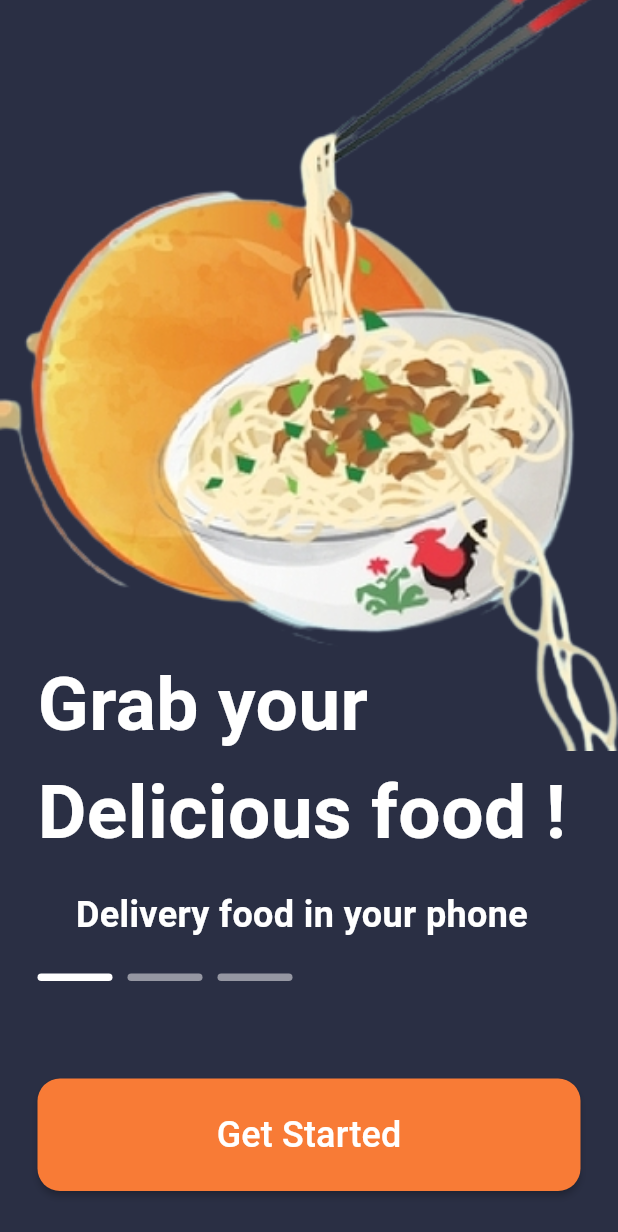
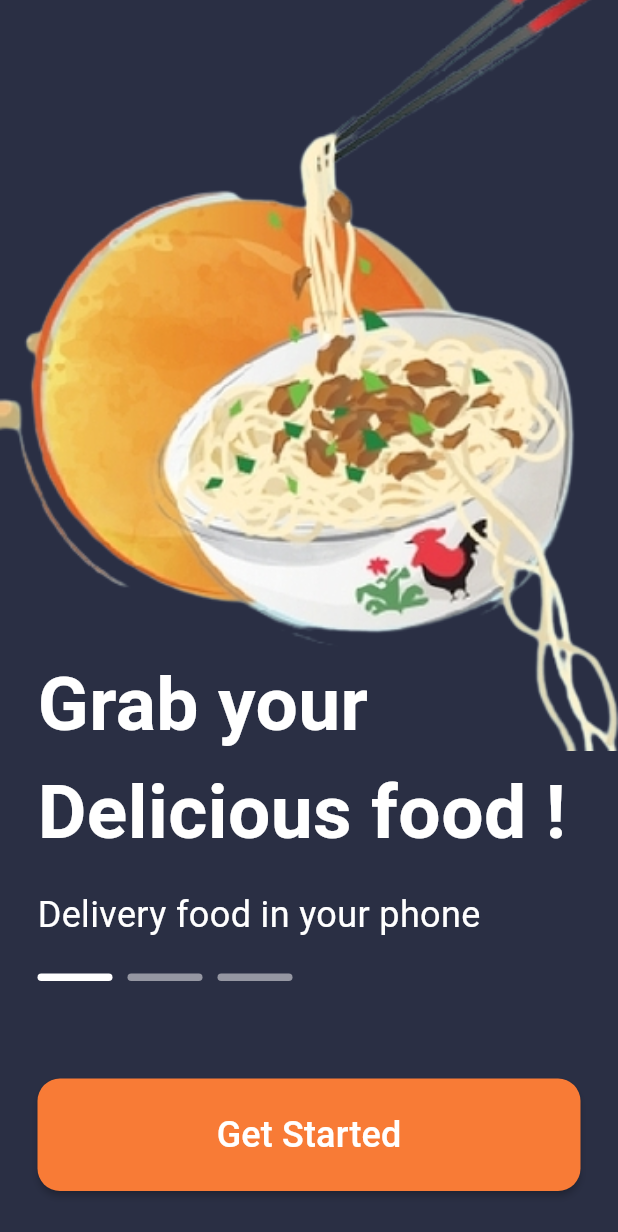
Before and after one commit to ariba1039/flutter_food_delivery_app, a Flutter app: the screen it shows after launch, on a phone screen of 412 x 824 dp. Shown: the top 1232 px of the screen. Run offline on Flutter 3.47's test engine with Material 3 defaults, Android fonts, the phone set to English and light mode, and no system bars; our stand-ins replace animate_do.

```diff
--- a/lib/view/onboard_screen.dart
+++ b/lib/view/onboard_screen.dart
@@ -2,6 +2,7 @@ import 'package:animate_do/animate_do.dart';
 import 'package:flutter/material.dart';
 import 'package:flutter_food_delivery_app/model/onboard_model.dart';
 import 'package:flutter_food_delivery_app/utils/app_colors.dart';
+import 'package:flutter_food_delivery_app/view/main_screen.dart';
 
 class OnboardScreen extends StatefulWidget {
   const OnboardScreen({super.key});
@@ -29,12 +30,13 @@ class _OnboardScreenState extends State<OnboardScreen> {
             itemBuilder: (context, index) {
               return Stack(
                 children: [
+                  // for image
                   Positioned(
                     top: -70,
                     left: 0,
                     right: 0,
                     child: FadeInDown(
-                        delay: Duration(milliseconds: 500),
+                      delay: const Duration(milliseconds: 500),
                       child: Image.asset(
                         onboards[index].image,
                         width: 600,
@@ -46,12 +48,11 @@ class _OnboardScreenState extends State<OnboardScreen> {
                   Positioned(
                     top: MediaQuery.of(context).size.height / 1.9,
                     child: FadeInUp(
-                        delay: Duration(milliseconds: 500),
+                      delay: const Duration(milliseconds: 500),
                       child: Padding(
-                          padding: const EdgeInsets.symmetric(
-                            horizontal: 25,
-                          ),
+                        padding: const EdgeInsets.symmetric(horizontal: 25),
                         child: Column(
+                          crossAxisAlignment: CrossAxisAlignment.start,
                           children: [
                             Text(
                               onboards[index].text1,
@@ -61,17 +62,14 @@ class _OnboardScreenState extends State<OnboardScreen> {
                                 fontWeight: FontWeight.bold,
                               ),
                             ),
-                              const SizedBox(
-                                height: 15,
-                              ),
+                            const SizedBox(height: 15),
                             Text(
                               onboards[index].text2,
                               style: const TextStyle(
                                 color: Colors.white,
                                 fontSize: 24,
-                                  fontWeight: FontWeight.bold,
                               ),
-                              ),
+                            )
                           ],
                         ),
                       ),
@@ -79,25 +77,22 @@ class _OnboardScreenState extends State<OnboardScreen> {
                   ),
                 ],
               );
-              }),
+            },
+          ),
           Positioned(
             bottom: 170,
             left: 25,
             child: FadeInUp(
-              delay: Duration(milliseconds: 500),
+              delay: const Duration(milliseconds: 500),
               child: Row(
                 children: [
                   ...List.generate(
                     onboards.length,
                     (index) => AnimatedContainer(
-                      duration: const Duration(
-                        microseconds: 250,
-                      ),
+                      duration: const Duration(milliseconds: 250),
                       height: 5,
                       width: 50,
-                      margin: const EdgeInsets.only(
-                        right: 10,
-                      ),
+                      margin: const EdgeInsets.only(right: 10),
                       decoration: BoxDecoration(
                         color: currentIndex == index
                             ? Colors.white
@@ -113,21 +108,28 @@ class _OnboardScreenState extends State<OnboardScreen> {
           Positioned(
             bottom: 30,
             child: FadeInUp(
-                delay: Duration(milliseconds: 500),
+              delay: const Duration(milliseconds: 500),
               child: SizedBox(
                 height: 75,
                 child: Padding(
-                    padding: const EdgeInsets.symmetric(
-                      horizontal: 20,
+                  padding: const EdgeInsets.symmetric(horizontal: 20),
+                  child: MaterialButton(
+                    onPressed: () {
+                      Navigator.push(
+                        context,
+                        MaterialPageRoute(
+                          builder: (context) => const MainScreen
+                          (),
                         ),
-                    child: MaterialButton(
-                      onPressed: () {},
+                      );
+                    },
                     color: korange,
                     shape: RoundedRectangleBorder(
                       borderRadius: BorderRadius.circular(15),
                     ),
                     minWidth: MediaQuery.of(context).size.width - 50,
-                      child: const Text(
+                    child: const Center(
+                      child: Text(
                         "Get Started",
                         style: TextStyle(
                           color: Colors.white,
@@ -137,7 +139,9 @@ class _OnboardScreenState extends State<OnboardScreen> {
                     ),
                   ),
                 ),
-              ))
+              ),
+            ),
+          ),
         ],
       ),
     );
```
Also changed, not shown: lib/model/bottom_icon_model.dart (added, +30 -0 lines), lib/view/main_screen.dart (added, +37 -0 lines). Lines whose indentation alone changed are shown as unchanged.
